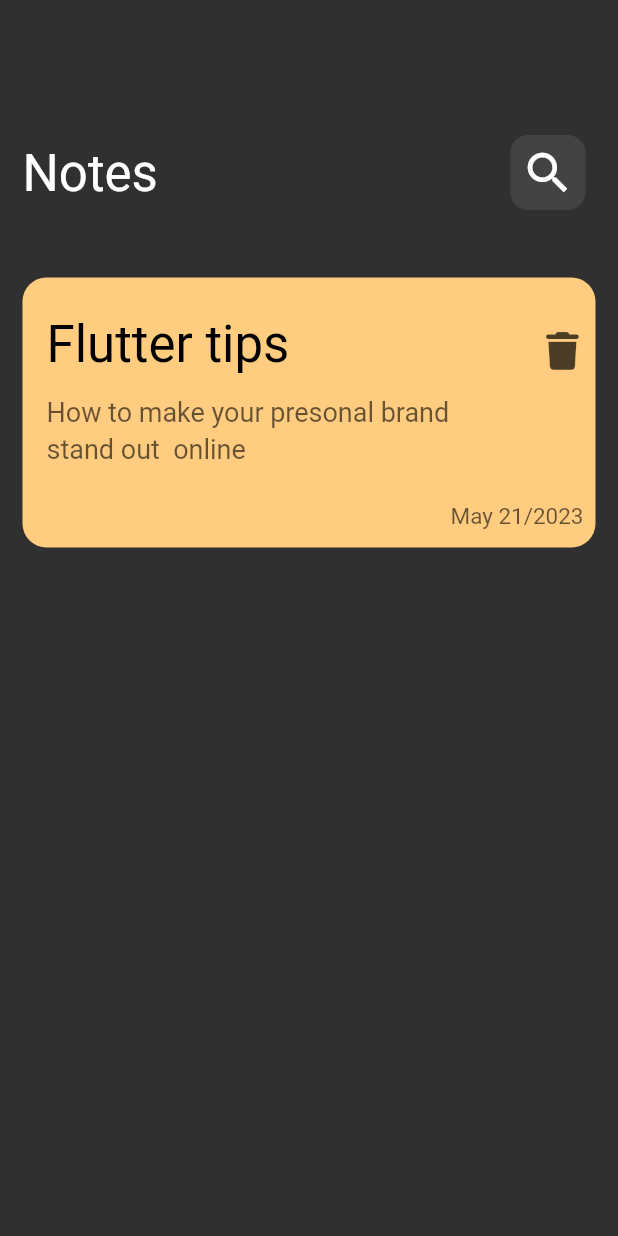
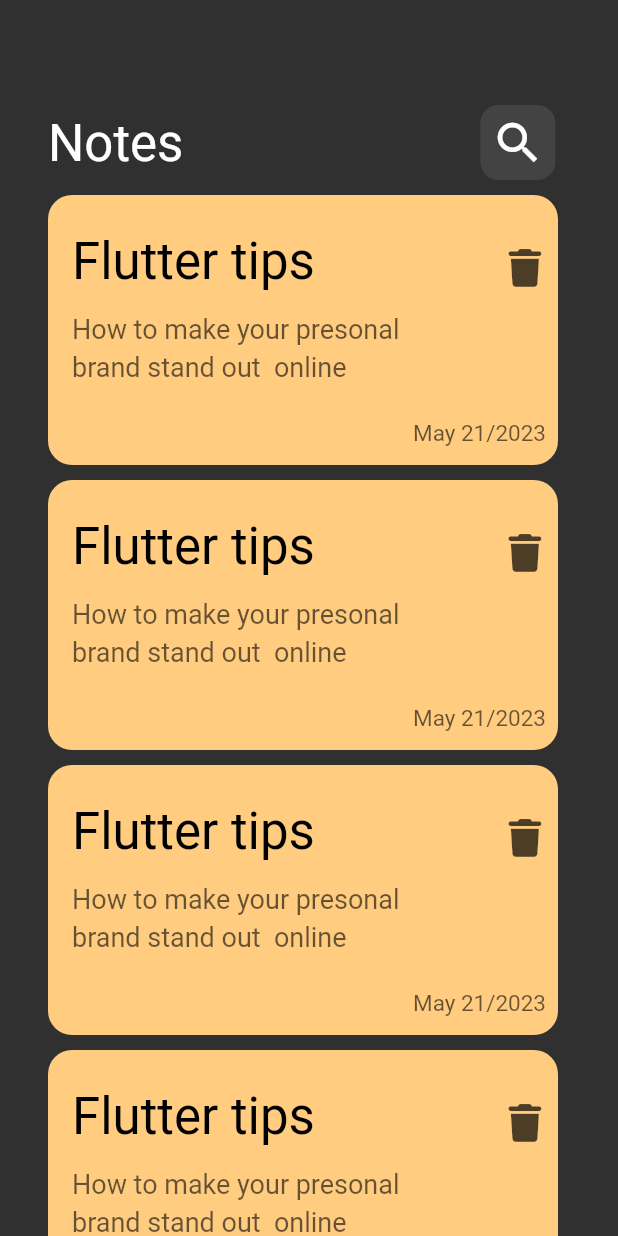
Before and after one commit to Ezalddin-Naddaf/NotesApp, a Flutter app: the screen it shows after launch, on a phone screen of 412 x 824 dp. Run offline on Flutter 3.47's test engine with Material 2 defaults, Android fonts, the phone set to English and light mode, and no system bars; our stand-ins replace font_awesome_flutter; Roboto replaces fonts that are missing (Poppins).

Commit message:
create NotesListView

```diff
--- a/lib/views/widgets/custom_app_bar.dart
+++ b/lib/views/widgets/custom_app_bar.dart
@@ -8,12 +8,14 @@ class CustomAppBar extends StatelessWidget {
   @override
   Widget build(BuildContext context) {
     return const Row(
+
       children: [
+
         Text(
           'Notes',
           style: TextStyle(fontSize: 34),
         ),
-        SizedBox(width: 235,),
+        SizedBox(width: 198, ),
         CustomSearchIcon(),
       ],
     );
--- /dev/null
+++ b/lib/views/widgets/custom_note_item.dart
@@ -0,0 +1,67 @@
+import 'package:flutter/cupertino.dart';
+import 'package:flutter/material.dart';
+import 'package:font_awesome_flutter/font_awesome_flutter.dart';
+
+class NoteItem extends StatelessWidget {
+  const NoteItem({super.key});
+
+  @override
+  Widget build(BuildContext context) {
+    return Column(
+      children: [
+        Padding(
+          padding: const EdgeInsets.only(top: 10),
+          child: Container(
+
+            padding:const EdgeInsets.only(top: 12 , left: 16 , bottom: 12 , right: 8),
+            decoration: BoxDecoration(
+                color: const Color(0xffFFCC80),
+                borderRadius: BorderRadius.circular(16)),
+            child: Column(
+
+              crossAxisAlignment: CrossAxisAlignment.end,
+              children: [
+                ListTile(
+
+                  contentPadding:const EdgeInsets.all(0),
+                  trailing: Padding(
+                    padding: const EdgeInsets.only(left: 20.0),
+                    child: IconButton(
+                      onPressed: () {},
+                      icon: Padding(
+                        padding: const EdgeInsets.only(left: 15 , bottom: 12),
+                        child: Icon(FontAwesomeIcons.trash,
+                            size: 25, color: Colors.black.withOpacity(.7)),
+                      ),
+                    ),
+                  ),
+                  title: const Padding(
+                    padding: EdgeInsets.only(top: 8, bottom: 12 ),
+                    child: Text(
+                      'Flutter tips',
+                      style: TextStyle(fontSize: 34, color: Colors.black),
+                    ),
+                  ),
+                  subtitle: Text(
+                    'How to make your presonal brand stand out  online',
+                    style: TextStyle(
+                        fontSize: 18,
+                        height: 1.4,
+                        color: Colors.black.withOpacity(.6)),
+                  ),
+                ),
+                Padding(
+                  padding: const EdgeInsets.only(top:20.0),
+                  child: Text(
+                    'May 21/2023',
+                    style: TextStyle(color: Colors.black.withOpacity(.6) , fontSize: 15),
+                  ),
+                )
+              ],
+            ),
+          ),
+        ),
+      ],
+    );
+  }
+}
--- /dev/null
+++ b/lib/views/widgets/notes_list_view.dart
@@ -0,0 +1,20 @@
+import 'package:flutter/cupertino.dart';
+
+import 'custom_note_item.dart';
+
+class NotesListView extends StatelessWidget {
+  const NotesListView({super.key});
+
+  @override
+  Widget build(BuildContext context) {
+    return ListView.builder(
+
+      itemBuilder: (context, index) {
+
+        return const NoteItem(
+
+        );
+      },
+    );
+  }
+}
--- a/lib/views/widgets/notes_view_body.dart
+++ b/lib/views/widgets/notes_view_body.dart
@@ -1,6 +1,6 @@
 import 'package:flutter/cupertino.dart';
 import 'package:flutter/material.dart';
-import 'package:font_awesome_flutter/font_awesome_flutter.dart';
+import 'package:notes_app/views/widgets/notes_list_view.dart';
 
 import 'custom_app_bar.dart';
 
@@ -10,81 +10,14 @@ class NotesViewBody extends StatelessWidget {
   @override
   Widget build(BuildContext context) {
     return const Padding(
-      padding: EdgeInsets.symmetric(horizontal: 15.0, vertical: 70),
+      padding: EdgeInsets.only(top: 70, right: 40 , left: 32),
       child: Column(
         children: [
-          SizedBox(
-            height: 20,
-          ),
+
           CustomAppBar(),
-          SizedBox(
-            height: 15,
-          ),
-          NoteItem(),
+      Expanded(child: NotesListView()),
         ],
       ),
     );
   }
 }
-
-class NoteItem extends StatelessWidget {
-  const NoteItem({super.key});
-
-  @override
-  Widget build(BuildContext context) {
-    return Column(
-      children: [
-        Padding(
-          padding: const EdgeInsets.only(top: 30),
-          child: Container(
-            padding:const EdgeInsets.only(top: 12 , left: 16 , bottom: 12 , right: 8),
-            decoration: BoxDecoration(
-                color: const Color(0xffFFCC80),
-                borderRadius: BorderRadius.circular(16)),
-            child: Column(
-              crossAxisAlignment: CrossAxisAlignment.end,
-              children: [
-                ListTile(
-
-                  contentPadding:const EdgeInsets.all(0),
-                  trailing: Padding(
-                    padding: const EdgeInsets.only(left: 20.0),
-                    child: IconButton(
-                      onPressed: () {},
-                      icon: Padding(
-                        padding: const EdgeInsets.only(left: 15 , bottom: 12),
-                        child: Icon(FontAwesomeIcons.trash,
-                            size: 25, color: Colors.black.withOpacity(.7)),
-                      ),
-                    ),
-                  ),
-                  title: const Padding(
-                    padding: EdgeInsets.only(top: 8.0, bottom: 12 ),
-                    child: Text(
-                      'Flutter tips',
-                      style: TextStyle(fontSize: 34, color: Colors.black),
-                    ),
-                  ),
-                  subtitle: Text(
-                    'How to make your presonal brand stand out  online',
-                    style: TextStyle(
-                        fontSize: 18,
-                        height: 1.4,
-                        color: Colors.black.withOpacity(.6)),
-                  ),
-                ),
-                Padding(
-                  padding: const EdgeInsets.only(top:20.0),
-                  child: Text(
-                    'May 21/2023',
-                    style: TextStyle(color: Colors.black.withOpacity(.6) , fontSize: 15),
-                  ),
-                )
-              ],
-            ),
-          ),
-        ),
-      ],
-    );
-  }
-}
```
